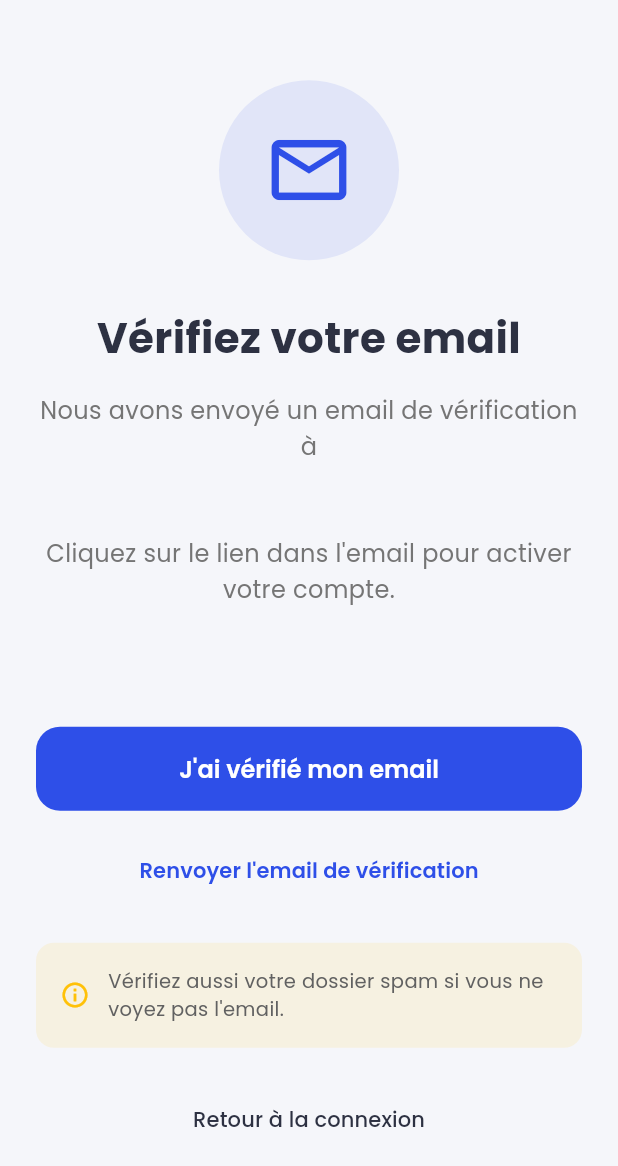
After one commit to Thierno-dtd/jvjp_VoiceOfFaith_mobile, a Flutter app: the EmailVerificationPage screen opened by its route, on a phone screen of 412 x 824 dp. The commit adds this screen. Shown: the top 1166 px of the screen. Run offline on Flutter 3.47's test engine with Material 3 defaults, Android fonts, the phone set to English and light mode, and no system bars; our stand-ins replace audioplayers, cached_network_image, cloud_firestore, dio, firebase_auth, firebase_core and 7 more; accounts and stored records are empty; network calls fail.

Commit message:
ajout de la verif de l'email

```diff
--- a/lib/core/navigation/app_router.dart
+++ b/lib/core/navigation/app_router.dart
@@ -1,4 +1,5 @@
 import 'package:flutter/material.dart';
+import '../../features/auth/presentation/pages/email_verification_page.dart';
 import '../../features/auth/presentation/pages/onboarding_page.dart';
 import '../../features/auth/presentation/pages/login_page.dart';
 import '../../features/auth/presentation/pages/register_page.dart';
@@ -20,6 +21,7 @@ class AppRoutes {
   static const String events = '/events';
   static const String profile = '/profile';
   static const String donation = '/donations';
+  static const String emailVerification = '/email-verification';
 }
 
 class AppRouter {
@@ -34,6 +36,10 @@ class AppRouter {
     AppRoutes.events: (context) => const EventsPage(),
     AppRoutes.profile: (context) => const ProfilePage(),
     AppRoutes.donation: (context) => const DonationPage(),
+    AppRoutes.emailVerification: (context) => const EmailVerificationPage(
+      email: '',
+      verificationToken: '',
+    ),
   };
 
   /// Navigation vers une route en supprimant toutes les routes précédentes
--- /dev/null
+++ b/lib/features/auth/presentation/pages/email_verification_page.dart
@@ -0,0 +1,329 @@
+import 'package:flutter/material.dart';
+import 'package:flutter_riverpod/flutter_riverpod.dart';
+import '../providers/email_verification_provider.dart';
+import '../../../../core/navigation/app_router.dart';
+
+class EmailVerificationPage extends ConsumerStatefulWidget {
+  final String email;
+  final String verificationToken;
+
+  const EmailVerificationPage({
+    super.key,
+    required this.email,
+    required this.verificationToken,
+  });
+
+  @override
+  ConsumerState<EmailVerificationPage> createState() =>
+      _EmailVerificationPageState();
+}
+
+class _EmailVerificationPageState extends ConsumerState<EmailVerificationPage> {
+  bool _isChecking = false;
+  bool _canResend = true;
+  int _resendCountdown = 0;
+
+  @override
+  void initState() {
+    super.initState();
+    // Vérifier automatiquement toutes les 3 secondes
+    _startAutoCheck();
+  }
+
+  void _startAutoCheck() {
+    Future.delayed(const Duration(seconds: 3), () {
+      if (mounted) {
+        _checkVerificationStatus();
+        _startAutoCheck();
+      }
+    });
+  }
+
+  Future<void> _checkVerificationStatus() async {
+    if (_isChecking) return;
+
+    setState(() {
+      _isChecking = true;
+    });
+
+    try {
+      final isVerified = await ref
+          .read(emailVerificationProvider.notifier)
+          .checkEmailVerification();
+
+      if (mounted) {
+        if (isVerified) {
+          // Email vérifié, naviguer vers la page d'accueil
+          ScaffoldMessenger.of(context).showSnackBar(
+            const SnackBar(
+              content: Text('Email vérifié avec succès ! 🎉'),
+              backgroundColor: Colors.green,
+              duration: Duration(seconds: 2),
+            ),
+          );
+
+          // Attendre un peu pour que l'utilisateur voie le message
+          await Future.delayed(const Duration(seconds: 1));
+
+          if (mounted) {
+            AppRouter.navigateAndRemoveUntil(context, AppRoutes.home);
+          }
+        }
+      }
+    } catch (e) {
+      // Ne rien faire, on continue à vérifier
+      print('Vérification: $e');
+    } finally {
+      if (mounted) {
+        setState(() {
+          _isChecking = false;
+        });
+      }
+    }
+  }
+
+  Future<void> _resendVerificationEmail() async {
+    if (!_canResend) return;
+
+    setState(() {
+      _canResend = false;
+      _resendCountdown = 60;
+    });
+
+    try {
+      await ref
+          .read(emailVerificationProvider.notifier)
+          .resendVerificationEmail(widget.verificationToken);
+
+      if (mounted) {
+        ScaffoldMessenger.of(context).showSnackBar(
+          const SnackBar(
+            content: Text('Email de vérification renvoyé !'),
+            backgroundColor: Colors.green,
+          ),
+        );
+
+        // Démarrer le compte à rebours
+        _startResendCountdown();
+      }
+    } catch (e) {
+      if (mounted) {
+        ScaffoldMessenger.of(context).showSnackBar(
+          SnackBar(
+            content: Text('Erreur: $e'),
+            backgroundColor: Colors.red,
+          ),
+        );
+        setState(() {
+          _canResend = true;
+          _resendCountdown = 0;
+        });
+      }
+    }
+  }
+
+  void _startResendCountdown() {
+    Future.delayed(const Duration(seconds: 1), () {
+      if (mounted && _resendCountdown > 0) {
+        setState(() {
+          _resendCountdown--;
+        });
+        if (_resendCountdown > 0) {
+          _startResendCountdown();
+        } else {
+          setState(() {
+            _canResend = true;
+          });
+        }
+      }
+    });
+  }
+
+  @override
+  Widget build(BuildContext context) {
+    return Scaffold(
+      backgroundColor: const Color(0xFFF5F6FA),
+      body: SafeArea(
+        child: Padding(
+          padding: const EdgeInsets.all(24.0),
+          child: Column(
+            mainAxisAlignment: MainAxisAlignment.center,
+            children: [
+              // Icône email
+              Container(
+                width: 120,
+                height: 120,
+                decoration: BoxDecoration(
+                  color: const Color(0xFF2E4FE8).withOpacity(0.1),
+                  shape: BoxShape.circle,
+                ),
+                child: const Icon(
+                  Icons.email_outlined,
+                  size: 60,
+                  color: Color(0xFF2E4FE8),
+                ),
+              ),
+              const SizedBox(height: 32),
+
+              // Titre
+              const Text(
+                'Vérifiez votre email',
+                style: TextStyle(
+                  fontSize: 28,
+                  fontWeight: FontWeight.bold,
+                  color: Color(0xFF2D3142),
+                ),
+                textAlign: TextAlign.center,
+              ),
+              const SizedBox(height: 16),
+
+              // Message
+              Text(
+                'Nous avons envoyé un email de vérification à',
+                style: TextStyle(
+                  fontSize: 16,
+                  color: Colors.grey[600],
+                  height: 1.5,
+                ),
+                textAlign: TextAlign.center,
+              ),
+              const SizedBox(height: 8),
+              Text(
+                widget.email,
+                style: const TextStyle(
+                  fontSize: 16,
+                  fontWeight: FontWeight.bold,
+                  color: Color(0xFF2E4FE8),
+                ),
+                textAlign: TextAlign.center,
+              ),
+              const SizedBox(height: 16),
+              Text(
+                'Cliquez sur le lien dans l\'email pour activer votre compte.',
+                style: TextStyle(
+                  fontSize: 16,
+                  color: Colors.grey[600],
+                  height: 1.5,
+                ),
+                textAlign: TextAlign.center,
+              ),
+              const SizedBox(height: 48),
+
+              // Indicateur de vérification
+              if (_isChecking)
+                Column(
+                  children: [
+                    const SizedBox(
+                      width: 24,
+                      height: 24,
+                      child: CircularProgressIndicator(
+                        strokeWidth: 2,
+                      ),
+                    ),
+                    const SizedBox(height: 12),
+                    Text(
+                      'Vérification en cours...',
+                      style: TextStyle(
+                        fontSize: 14,
+                        color: Colors.grey[600],
+                      ),
+                    ),
+                  ],
+                ),
+              const SizedBox(height: 32),
+
+              // Bouton "J'ai vérifié mon email"
+              SizedBox(
+                width: double.infinity,
+                height: 56,
+                child: ElevatedButton(
+                  onPressed: _isChecking ? null : _checkVerificationStatus,
+                  style: ElevatedButton.styleFrom(
+                    backgroundColor: const Color(0xFF2E4FE8),
+                    foregroundColor: Colors.white,
+                    elevation: 0,
+                    shape: RoundedRectangleBorder(
+                      borderRadius: BorderRadius.circular(16),
+                    ),
+                  ),
+                  child: const Text(
+                    'J\'ai vérifié mon email',
+                    style: TextStyle(
+                      fontSize: 16,
+                      fontWeight: FontWeight.w600,
+                    ),
+                  ),
+                ),
+              ),
+              const SizedBox(height: 16),
+
+              // Renvoyer l'email
+              TextButton(
+                onPressed: _canResend ? _resendVerificationEmail : null,
+                child: Text(
+                  _canResend
+                      ? 'Renvoyer l\'email de vérification'
+                      : 'Renvoyer dans ${_resendCountdown}s',
+                  style: TextStyle(
+                    fontSize: 14,
+                    fontWeight: FontWeight.w600,
+                    color: _canResend
+                        ? const Color(0xFF2E4FE8)
+                        : Colors.grey[400],
+                  ),
+                ),
+              ),
+              const SizedBox(height: 24),
+
+              // Aide
+              Container(
+                padding: const EdgeInsets.all(16),
+                decoration: BoxDecoration(
+                  color: const Color(0xFFFFC107).withOpacity(0.1),
+                  borderRadius: BorderRadius.circular(12),
+                ),
+                child: Row(
+                  children: [
+                    const Icon(
+                      Icons.info_outline,
+                      color: Color(0xFFFFC107),
+                      size: 20,
+                    ),
+                    const SizedBox(width: 12),
+                    Expanded(
+                      child: Text(
+                        'Vérifiez aussi votre dossier spam si vous ne voyez pas l\'email.',
+                        style: TextStyle(
+                          fontSize: 13,
+                          color: Colors.grey[700],
+                        ),
+                      ),
+                    ),
+                  ],
+                ),
+              ),
+              const SizedBox(height: 24),
+
+              // Retour à la connexion
+              TextButton(
+                onPressed: () {
+                  AppRouter.navigateAndRemoveUntil(
+                    context,
+                    AppRoutes.login,
+                  );
+                },
+                child: const Text(
+                  'Retour à la connexion',
+                  style: TextStyle(
+                    fontSize: 14,
+                    color: Color(0xFF2D3142),
+                  ),
+                ),
+              ),
+            ],
+          ),
+        ),
+      ),
+    );
+  }
+}
--- /dev/null
+++ b/lib/features/auth/presentation/providers/email_verification_provider.dart
@@ -0,0 +1,95 @@
+import 'package:flutter_riverpod/flutter_riverpod.dart';
+import 'package:dio/dio.dart';
+import '../../../../core/services/auth_service.dart';
+
+final authServiceProvider = Provider<dynamic>((ref) {
+  return AuthService();
+});
+
+final emailVerificationProvider = StateNotifierProvider<EmailVerificationNotifier, AsyncValue<void>>((ref) {
+  return EmailVerificationNotifier(ref.watch(authServiceProvider));
+});
+
+class EmailVerificationNotifier extends StateNotifier<AsyncValue<void>> {
+  final dynamic _authService;
+  final Dio _dio = Dio();
+
+  static const String _baseUrl = 'http://localhost:3000';
+
+  EmailVerificationNotifier(this._authService) : super(const AsyncValue.data(null));
+
+  /// Envoyer l'email de vérification
+  Future<void> sendVerificationEmail(String verificationToken) async {
+    state = const AsyncValue.loading();
+
+    state = await AsyncValue.guard(() async {
+      try {
+        print('📧 Envoi de l\'email de vérification avec token: $verificationToken');
+
+        final response = await _dio.get(
+          '$_baseUrl/api/auth/send-verification-email',
+          queryParameters: {'token': verificationToken},
+        );
+
+        if (response.statusCode != 200) {
+          throw Exception('Erreur lors de l\'envoi de l\'email');
+        }
+
+        print('✅ Email de vérification envoyé avec succès');
+      } catch (e) {
+        print('❌ Erreur envoi email: $e');
+        throw Exception('Impossible d\'envoyer l\'email de vérification');
+      }
+    });
+  }
+
+  /// Renvoyer l'email de vérification
+  Future<void> resendVerificationEmail(String verificationToken) async {
+    state = const AsyncValue.loading();
+
+    state = await AsyncValue.guard(() async {
+      try {
+        print('🔄 Renvoi de l\'email de vérification');
+
+        final response = await _dio.get(
+          '$_baseUrl/api/auth/send-verification-email',
+          queryParameters: {'token': verificationToken},
+        );
+
+        if (response.statusCode != 200) {
+          throw Exception('Erreur lors du renvoi de l\'email');
+        }
+
+        print('✅ Email de vérification renvoyé avec succès');
+      } catch (e) {
+        print('❌ Erreur renvoi email: $e');
+        throw Exception('Impossible de renvoyer l\'email');
+      }
+    });
+  }
+
+  /// Vérifier le statut de vérification de l'email
+  Future<bool> checkEmailVerification() async {
+    try {
+      final authService = _authService as AuthService;
+      final currentUser = authService.currentUser;
+
+      if (currentUser == null) {
+        print('❌ Aucun utilisateur connecté');
+        return false;
+      }
+
+      print('🔍 Vérification du statut email pour: ${currentUser.uid}');
+
+      // Recharger les données utilisateur depuis Firestore
+      final userData = await authService.getUserData(currentUser.uid);
+
+      print('📊 EmailVerified: ${userData.emailVerified}');
+
+      return userData.emailVerified;
+    } catch (e) {
+      print('❌ Erreur vérification: $e');
+      return false;
+    }
+  }
+}
```
Also changed, not shown: lib/core/services/auth_service.dart (+64 -0 lines), lib/features/auth/presentation/pages/register_page.dart (+13 -12 lines), lib/features/auth/presentation/providers/auth_provider.dart (+13 -9 lines).
